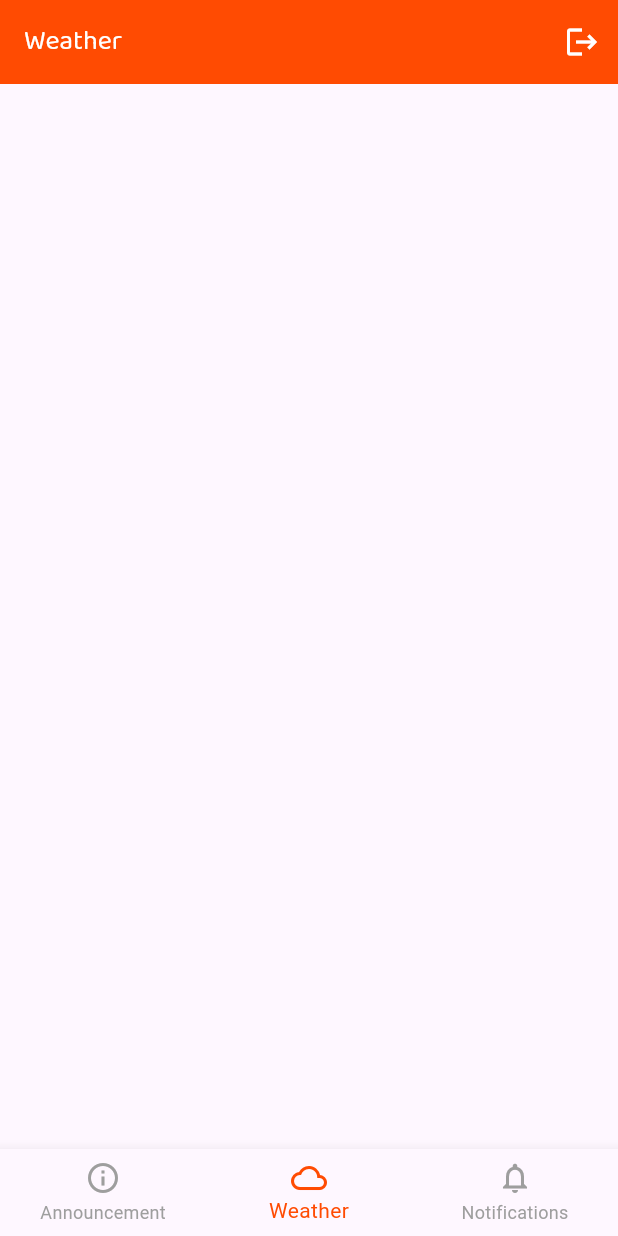
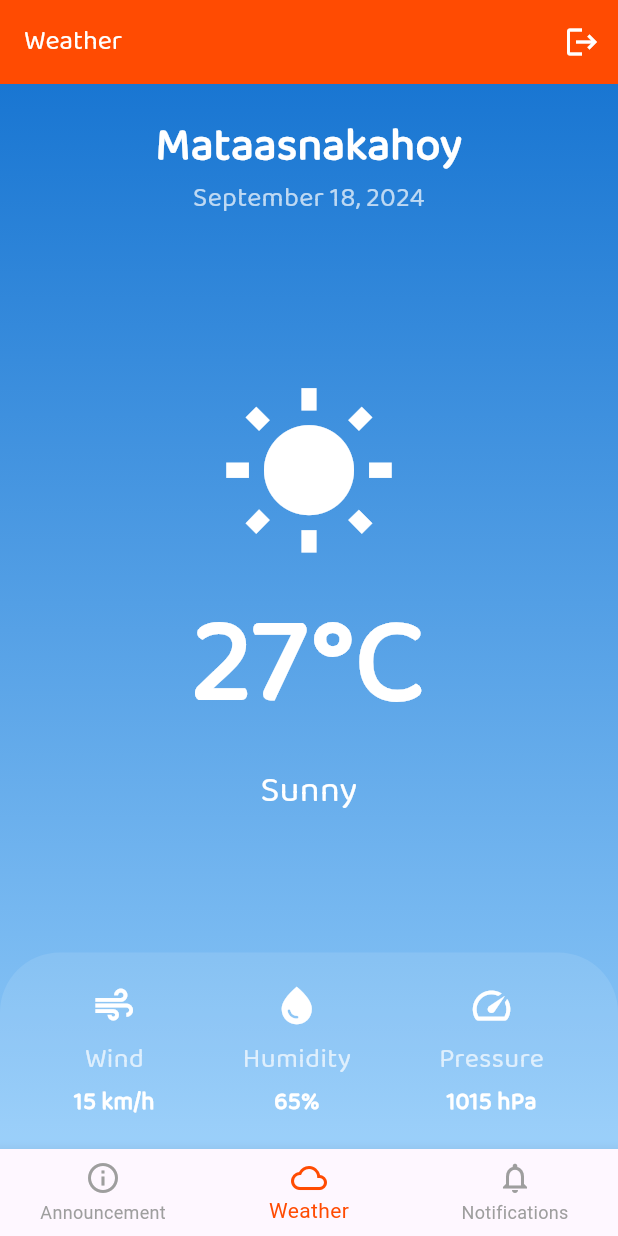
Before and after one commit to lansoyyy/alert_system, a Flutter app: the HomeScreen screen opened directly, item 2 of the bottom bar chosen, on a phone screen of 412 x 824 dp. Run offline on Flutter 3.47's test engine with Material 3 defaults, Android fonts, the phone set to English and light mode, and no system bars; our stand-ins replace fluttertoast; network calls fail.

Commit message:
added initial ui

```diff
--- a/lib/screens/home_screen.dart
+++ b/lib/screens/home_screen.dart
@@ -1,5 +1,7 @@
 import 'package:alert_system/screens/auth/login_screen.dart';
+import 'package:alert_system/screens/tabs/announcement_tab.dart';
 import 'package:alert_system/screens/tabs/notif_tab.dart';
+import 'package:alert_system/screens/tabs/weather_tab.dart';
 import 'package:alert_system/widgets/logout_widget.dart';
 import 'package:alert_system/widgets/text_widget.dart';
 import 'package:flutter/material.dart';
@@ -17,8 +19,8 @@ class _HomeScreenState extends State<HomeScreen> {
   int _selectedIndex = 0;
 
   static final List<Widget> _widgetOptions = <Widget>[
-    const SizedBox(),
-    const SizedBox(),
+    const AnnouncementTab(),
+    const WeatherTab(),
     const NotifTab(),
   ];
 
--- /dev/null
+++ b/lib/screens/tabs/weather_tab.dart
@@ -0,0 +1,142 @@
+import 'package:alert_system/widgets/text_widget.dart';
+import 'package:flutter/material.dart';
+
+class WeatherTab extends StatelessWidget {
+  const WeatherTab({super.key});
+
+  @override
+  Widget build(BuildContext context) {
+    return Scaffold(
+      body: Container(
+        decoration: BoxDecoration(
+          gradient: LinearGradient(
+            begin: Alignment.topCenter,
+            end: Alignment.bottomCenter,
+            colors: [Colors.blue.shade700, Colors.blue.shade200],
+          ),
+        ),
+        child: SafeArea(
+          child: Column(
+            children: [
+              // City and Date Information
+              Padding(
+                padding: const EdgeInsets.symmetric(vertical: 20.0),
+                child: Column(
+                  children: [
+                    TextWidget(
+                      text: 'Mataasnakahoy',
+                      fontSize: 30,
+                      isBold: true,
+                      color: Colors.white,
+                    ),
+                    TextWidget(
+                      text: 'September 18, 2024',
+                      fontSize: 18,
+                      color: Colors.white70,
+                    ),
+                  ],
+                ),
+              ),
+
+              // Weather Icon and Temperature
+              Expanded(
+                child: Column(
+                  mainAxisAlignment: MainAxisAlignment.center,
+                  children: [
+                    // Weather Icon
+                    const Icon(
+                      Icons.wb_sunny,
+                      size: 120,
+                      color: Colors.white,
+                    ),
+                    // Temperature
+                    Padding(
+                      padding: const EdgeInsets.symmetric(vertical: 10.0),
+                      child: TextWidget(
+                        text: '27°C',
+                        fontSize: 80,
+                        color: Colors.white,
+                        isBold: true,
+                      ),
+                    ),
+                    // Weather Description
+                    TextWidget(
+                      text: 'Sunny',
+                      fontSize: 24,
+                      color: Colors.white,
+                    ),
+                  ],
+                ),
+              ),
+
+              // Weather Details
+              Container(
+                padding: const EdgeInsets.all(20.0),
+                decoration: BoxDecoration(
+                  color: Colors.white.withOpacity(0.1),
+                  borderRadius:
+                      const BorderRadius.vertical(top: Radius.circular(40)),
+                ),
+                child: const Row(
+                  mainAxisAlignment: MainAxisAlignment.spaceAround,
+                  children: [
+                    WeatherDetailWidget(
+                      icon: Icons.air,
+                      label: 'Wind',
+                      value: '15 km/h',
+                    ),
+                    WeatherDetailWidget(
+                      icon: Icons.water_drop,
+                      label: 'Humidity',
+                      value: '65%',
+                    ),
+                    WeatherDetailWidget(
+                      icon: Icons.speed,
+                      label: 'Pressure',
+                      value: '1015 hPa',
+                    ),
+                  ],
+                ),
+              )
+            ],
+          ),
+        ),
+      ),
+    );
+  }
+}
+
+class WeatherDetailWidget extends StatelessWidget {
+  final IconData icon;
+  final String label;
+  final String value;
+
+  const WeatherDetailWidget({
+    super.key,
+    required this.icon,
+    required this.label,
+    required this.value,
+  });
+
+  @override
+  Widget build(BuildContext context) {
+    return Column(
+      children: [
+        Icon(icon, color: Colors.white, size: 30),
+        const SizedBox(height: 8),
+        TextWidget(
+          text: label,
+          fontSize: 18,
+          color: Colors.white70,
+        ),
+        const SizedBox(height: 4),
+        TextWidget(
+          text: value,
+          fontSize: 16,
+          color: Colors.white,
+          isBold: true,
+        ),
+      ],
+    );
+  }
+}
```
Also changed, not shown: lib/screens/tabs/announcement_tab.dart (added, +167 -0 lines).
